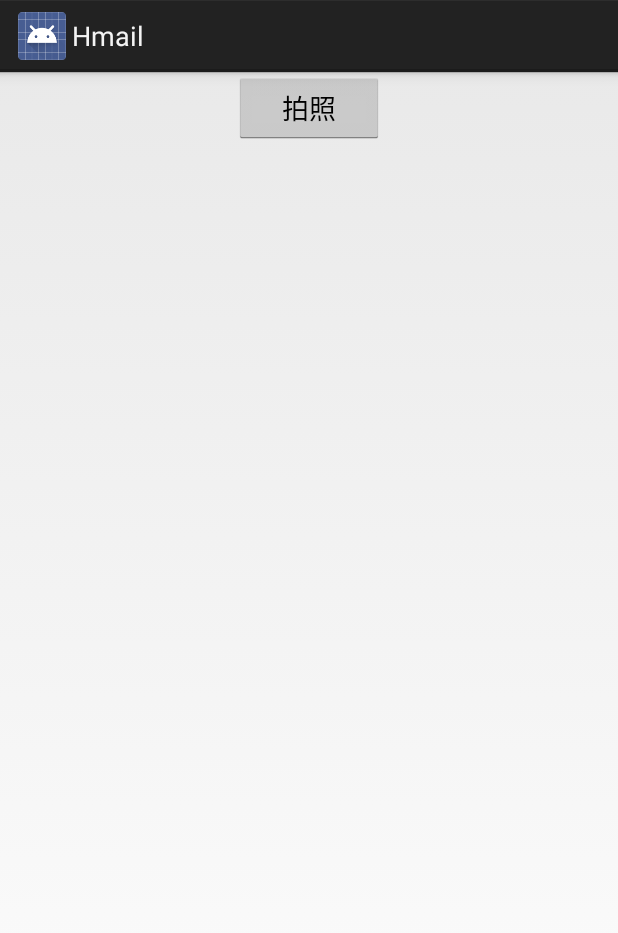
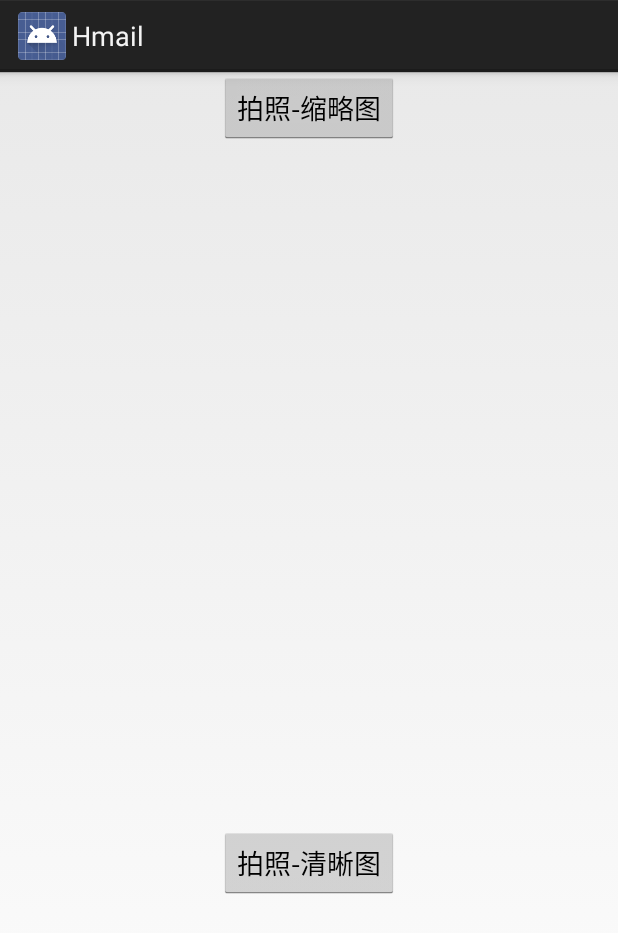
Before and after one commit to zhouyutian666/Hmail1, an Android app: the CameraActivity screen opened directly, with no data from a screen before it, on a phone screen of 412 x 824 dp. Shown: the top 933 px of the screen. Run offline under Robolectric (Android 15) with nearby library versions, the phone set to English and light mode, and no system bars.

Commit message:
照相提交

```diff
--- a/app/src/main/java/com/example/testView/CameraActivity.java
+++ b/app/src/main/java/com/example/testView/CameraActivity.java
@@ -4,6 +4,8 @@ import android.annotation.SuppressLint;
 import android.app.Activity;
 import android.content.Intent;
 import android.graphics.Bitmap;
+import android.graphics.BitmapFactory;
+import android.net.Uri;
 import android.os.Bundle;
 import android.os.Environment;
 import android.provider.MediaStore;
@@ -17,6 +19,7 @@ import android.widget.Toast;
 import com.example.hmail_Beta01.R;
 
 import java.io.File;
+import java.io.FileInputStream;
 import java.io.FileNotFoundException;
 import java.io.FileOutputStream;
 import java.io.IOException;
@@ -31,21 +34,51 @@ public class CameraActivity extends Activity {
     /**
      * Called when the activity is first created.
      */
-    private Button button;
-    private ImageView view;
+    private Button button, button2;
+    private ImageView view1, view2, view3, view4;
+
+    // 记录文件保存位置
+    private String mFilePath;
+    private FileInputStream is = null;
 
     @Override
     public void onCreate(Bundle savedInstanceState) {
         super.onCreate(savedInstanceState);
         setContentView(R.layout.camera_layout);
+
+        // 获取SD卡路径
+        mFilePath = Environment.getExternalStorageDirectory().getPath();
+        // 文件名
+        mFilePath = mFilePath + "/" + "photo.png";
         button = (Button) findViewById(R.id.button1);
-        view = (ImageView) findViewById(R.id.imageView1);
+        button2 = (Button) findViewById(R.id.button2);
+        view1 = (ImageView) findViewById(R.id.imageView1);
+        view2 = (ImageView) findViewById(R.id.imageView2);
+        view3 = (ImageView) findViewById(R.id.imageView3);
+        view4 = (ImageView) findViewById(R.id.imageView4);
         button.setOnClickListener(new View.OnClickListener() {
             @Override
             public void onClick(View v) {
 // TODO Auto-generated method stub
                 Intent intent = new Intent(MediaStore.ACTION_IMAGE_CAPTURE);
                 startActivityForResult(intent, 1);
+            }
+        });
+
+
+        button2.setOnClickListener(new View.OnClickListener() {
+            @Override
+            public void onClick(View v) {
+// TODO Auto-generated method stub
+                // 指定拍照
+                Intent intent = new Intent(MediaStore.ACTION_IMAGE_CAPTURE);
+                // 加载路径
+                Uri uri = Uri.fromFile(new File(mFilePath));
+                // 指定存储路径，这样就可以保存原图了
+                intent.putExtra(MediaStore.EXTRA_OUTPUT, uri);
+                // 拍照返回图片
+                startActivityForResult(intent, 2);
+
             }
         });
     }
@@ -56,6 +89,7 @@ public class CameraActivity extends Activity {
 // TODO Auto-generated method stub
         super.onActivityResult(requestCode, resultCode, data);
         if (resultCode == Activity.RESULT_OK) {
+            if (requestCode == 1) {
                 String sdStatus = Environment.getExternalStorageState();
                 if (!sdStatus.equals(Environment.MEDIA_MOUNTED)) { // 检测sd是否可用
                     Log.i("TestFile",
@@ -85,10 +119,33 @@ public class CameraActivity extends Activity {
                     }
                 }
                 try {
-                view.setImageBitmap(bitmap);// 将图片显示在ImageView里
+                    view1.setImageBitmap(bitmap);// 将图片显示在ImageView里
+                    view2.setImageBitmap(bitmap);
                 } catch (Exception e) {
                     Log.e("error", e.getMessage());
+                }
+            }else if(requestCode == 2){
+                try {
+                    // 获取输入流
+                    is = new FileInputStream(mFilePath);
+                    // 把流解析成bitmap
+                    Bitmap bitmap = BitmapFactory.decodeStream(is);
+                    // 设置图片
+                    view3.setImageBitmap(bitmap);
+                    view4.setImageBitmap(bitmap);
+                } catch (FileNotFoundException e) {
+                    // TODO Auto-generated catch block
+                    e.printStackTrace();
+                } finally {
+                    // 关闭流
+                    try {
+                        is.close();
+                    } catch (IOException e) {
+                        // TODO Auto-generated catch block
+                        e.printStackTrace();
                     }
                 }
             }
         }
+    }
+}
--- a/app/src/main/res/layout/camera_layout.xml
+++ b/app/src/main/res/layout/camera_layout.xml
@@ -4,15 +4,52 @@
     android:layout_height="match_parent"
     android:orientation="vertical">
 
+    <ScrollView
+        android:layout_width="match_parent"
+        android:layout_height="match_parent">
+
+        <LinearLayout
+            android:layout_width="match_parent"
+            android:layout_height="match_parent"
+            android:orientation="vertical">
+
             <Button
                 android:id="@+id/button1"
-        android:layout_width="100dp"
+                android:layout_width="wrap_content"
                 android:layout_height="wrap_content"
                 android:layout_gravity="center_horizontal"
-        android:text="拍照"/>
+                android:text="拍照-缩略图" />
 
             <ImageView
                 android:id="@+id/imageView1"
-        android:layout_width="match_parent"
-        android:layout_height="match_parent" />
+                android:layout_width="100dp"
+                android:layout_height="100dp" />
+
+            <ImageView
+                android:id="@+id/imageView2"
+                android:layout_width="350dp"
+                android:layout_height="350dp"
+                android:layout_marginTop="5dp" />
+
+
+            <Button
+                android:id="@+id/button2"
+                android:layout_width="wrap_content"
+                android:layout_height="wrap_content"
+                android:layout_gravity="center_horizontal"
+                android:text="拍照-清晰图" />
+
+            <ImageView
+                android:id="@+id/imageView3"
+                android:layout_width="100dp"
+                android:layout_height="100dp" />
+
+            <ImageView
+                android:id="@+id/imageView4"
+                android:layout_width="350dp"
+                android:layout_height="350dp"
+                android:layout_marginTop="5dp" />
+
         </LinearLayout>
+    </ScrollView>
+</LinearLayout>
```
Also changed, not shown: 1 other file. Lines whose indentation alone changed are shown as unchanged.
